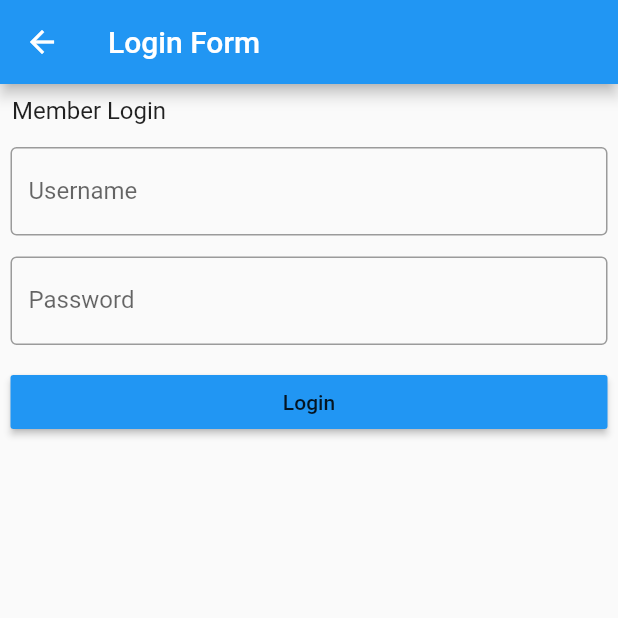
After one commit to nayeem202/HouseRentalManagement-Flutter, a Flutter app: the screen it shows after launch, after a tap on the "add" icon, on a phone screen of 412 x 824 dp, the top half of it. The commit adds this screen. Run offline on Flutter 3.47's test engine with Material 2 defaults, Android fonts, the phone set to English and light mode, and no system bars; our stand-ins replace fluttertoast, freezed_annotation; network calls fail.

Commit message:
login+signup

```diff
--- a/lib/ep882_house_rental_app/ui/house_filter_page.dart
+++ b/lib/ep882_house_rental_app/ui/house_filter_page.dart
@@ -48,7 +48,7 @@ class HouseFilterPage extends StatelessWidget {
                       padding: const EdgeInsets.symmetric(horizontal: 16, vertical: 8),
                       child: Row(
                         children: [
-                          const Text("Price Nightly"),
+                          const Text("Price Monthly"),
                           const Spacer(),
                           Consumer<HouseFilterProvider>(
                             builder: (context, value, child) {
@@ -103,7 +103,7 @@ class HouseFilterPage extends StatelessWidget {
                       child: Column(
                         crossAxisAlignment: CrossAxisAlignment.start,
                         children: [
-                          const Text("Rooms"),
+                          const Text("Bed Rooms"),
                           const SizedBox(
                             height: 16,
                           ),
@@ -209,7 +209,7 @@ class HouseFilterPage extends StatelessWidget {
                       padding: const EdgeInsets.symmetric(horizontal: 16, vertical: 8),
                       child: Row(
                         children: [
-                          const Text("Area"),
+                          const Text("Sqft"),
                           const Spacer(),
                           Consumer<HouseFilterAreaProvider>(
                             builder: (context, value, child) {
--- a/lib/main.dart
+++ b/lib/main.dart
@@ -1,10 +1,11 @@
+import 'package:client_mobile/views/login/login_page.dart';
 import 'package:client_mobile/views/signup/signup_page.dart';
 import 'package:flutter/material.dart';
 
 import 'ep882_house_rental_app/house_rental_app.dart';
 
 void main() {
-  runApp(HouseRentalApp ());
+  runApp(MyApp());
 }
 
 class MyApp extends StatelessWidget {
@@ -110,7 +111,7 @@ class _MyHomePageState extends State<MyHomePage> {
       ),
       floatingActionButton: FloatingActionButton(
         onPressed: (){
-          Navigator.of(context).push(MaterialPageRoute(builder: (context)=> SignupPage()));
+          Navigator.of(context).push(MaterialPageRoute(builder: (context)=> LoginPage()));
         },
         tooltip: 'Increment',
         child: const Icon(Icons.add),
--- /dev/null
+++ b/lib/views/login/login_model.dart
@@ -0,0 +1,63 @@
+class LoginModel {
+  late String username;
+  late String password;
+
+//<editor-fold desc="Data Methods">
+
+  LoginModel({
+    required this.username,
+    required this.password,
+  });
+
+  @override
+  bool operator ==(Object other) =>
+      identical(this, other) ||
+      (other is LoginModel &&
+          runtimeType == other.runtimeType &&
+          username == other.username &&
+          password == other.password);
+
+  @override
+  int get hashCode => username.hashCode ^ password.hashCode;
+
+  @override
+  String toString() {
+    return 'LoginModel{' +
+        ' username: $username,' +
+        ' password: $password,' +
+        '}';
+  }
+
+  String toJson() {
+    return '{' +
+        ' "username": "$username",' +
+        ' "password": "$password" ' +
+        '}';
+  }
+
+  LoginModel copyWith({
+    String? username,
+    String? password,
+  }) {
+    return LoginModel(
+      username: username ?? this.username,
+      password: password ?? this.password,
+    );
+  }
+
+  Map<String, dynamic> toMap() {
+    return {
+      'username': this.username,
+      'password': this.password,
+    };
+  }
+
+  factory LoginModel.fromMap(Map<String, dynamic> map) {
+    return LoginModel(
+      username: map['username'] as String,
+      password: map['password'] as String,
+    );
+  }
+
+//</editor-fold>
+}
--- /dev/null
+++ b/lib/views/login/login_page.dart
@@ -0,0 +1,144 @@
+import 'dart:developer';
+
+import 'package:client_mobile/helper/http_helper.dart';
+import 'package:client_mobile/views/login/login_model.dart';
+import 'package:client_mobile/views/signup/signup_page.dart';
+import 'package:flutter/material.dart';
+import 'package:fluttertoast/fluttertoast.dart';
+
+class LoginPage extends StatefulWidget {
+  const LoginPage({Key? key}) : super(key: key);
+
+  @override
+  _LoginPageState createState() => _LoginPageState();
+}
+
+class _LoginPageState extends State<LoginPage> {
+  final _formKey = GlobalKey<FormState>();
+  final _http = HttpHelper();
+  final _username = TextEditingController();
+  final _password = TextEditingController();
+
+  login() async{
+
+    String username = _username.value.text;
+    String password = _password.value.text;
+    var loginModel = LoginModel(username: username, password: password);
+    String _body = loginModel.toJson();
+    try{
+      final response = await _http.postData('http://192.168.1.92:9092/login', _body);
+      if (response.statusCode == 200){
+        Navigator.push(
+          context,
+          MaterialPageRoute(builder: (context) => const SignupPage()),
+        );
+
+        Fluttertoast.showToast(
+            msg: "Login SuccessFul",
+            toastLength: Toast.LENGTH_LONG,
+            gravity: ToastGravity.CENTER,
+            timeInSecForIosWeb: 1,
+            backgroundColor: Colors.green,
+            textColor: Colors.white,
+            fontSize: 16.0
+        );
+
+      }
+      else{
+        Fluttertoast.showToast(
+            msg: "Login Failed",
+            toastLength: Toast.LENGTH_LONG,
+            gravity: ToastGravity.CENTER,
+            timeInSecForIosWeb: 1,
+            backgroundColor: Colors.green,
+            textColor: Colors.white,
+            fontSize: 16.0
+        );
+      }
+
+    }catch(e){
+      log(e.toString());
+      Fluttertoast.showToast(
+          msg: "$e",
+          toastLength: Toast.LENGTH_LONG,
+          gravity: ToastGravity.CENTER,
+          timeInSecForIosWeb: 1,
+          backgroundColor: Colors.red,
+          textColor: Colors.white,
+          fontSize: 16.0
+      );
+    }
+  }
+
+
+  final ButtonStyle raisedButtonStyle = ElevatedButton.styleFrom(
+    onPrimary: Colors.black87,
+    primary: Colors.blue,
+    minimumSize: Size(88, 36),
+    padding: EdgeInsets.symmetric(horizontal: 16),
+    shape: const RoundedRectangleBorder(
+      borderRadius: BorderRadius.all(Radius.circular(2)),
+    ),
+  );
+
+
+  @override
+  Widget build(BuildContext context) {
+    return Scaffold(
+        appBar: AppBar(title: const Text('Login Form'),),
+        body: Form(
+          key: _formKey,
+          child: ListView(
+            children: [
+              Container(
+
+                child: Padding(
+                  padding: const EdgeInsets.all(8.0),
+                  child: Text("Member Login ", style: TextStyle(fontSize: 16),),
+                ),
+              ),
+
+              Padding(
+                padding: const EdgeInsets.all(7.0),
+                child: TextFormField(
+                  controller: _username,
+                  decoration: const InputDecoration(
+                    border: OutlineInputBorder(),
+                    labelText: 'Username',
+                  ),
+                ),
+              ),
+
+
+
+              Padding(
+                padding: const EdgeInsets.all(7.0),
+                child: TextFormField(
+                  controller: _password,
+                  decoration: const InputDecoration(
+                    border: OutlineInputBorder(),
+                    labelText: 'Password',
+                  ),
+                ),
+              ),
+
+
+
+              Padding(
+                padding: const EdgeInsets.all(7.0),
+                child: ElevatedButton(
+                  style: raisedButtonStyle,
+                  onPressed: () {
+                 login();
+                    print(_username);
+
+                  },
+                  child: Text('Login'),
+                ),
+              )
+            ],
+          ),
+        )
+    );
+  }
+}
```
